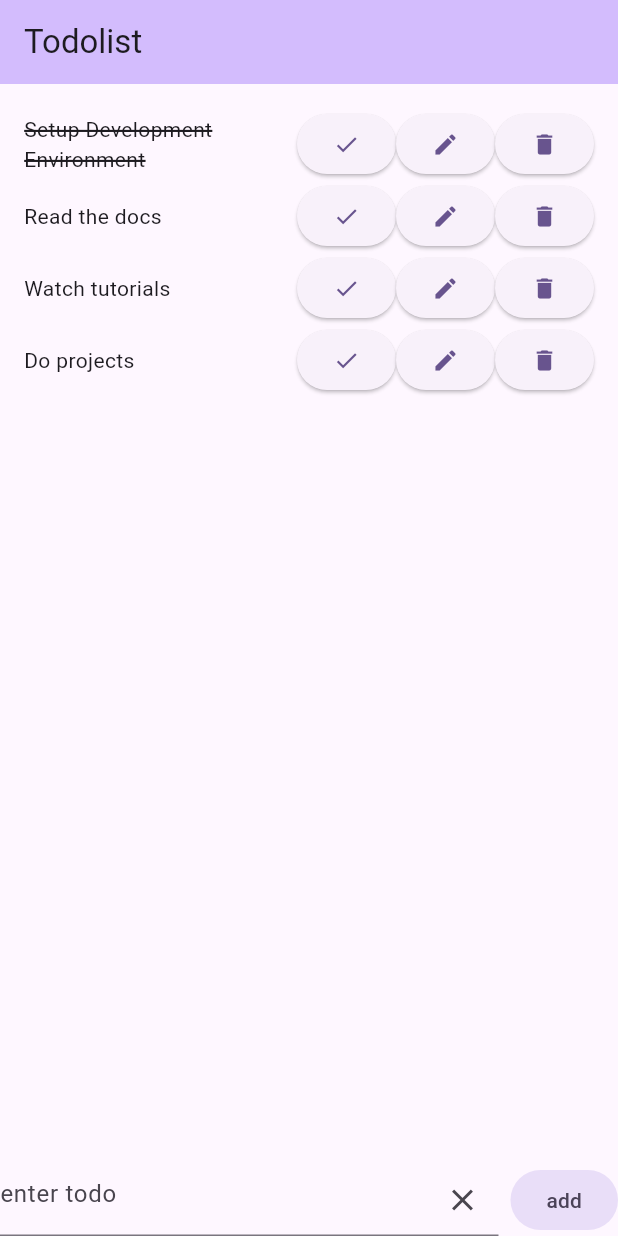
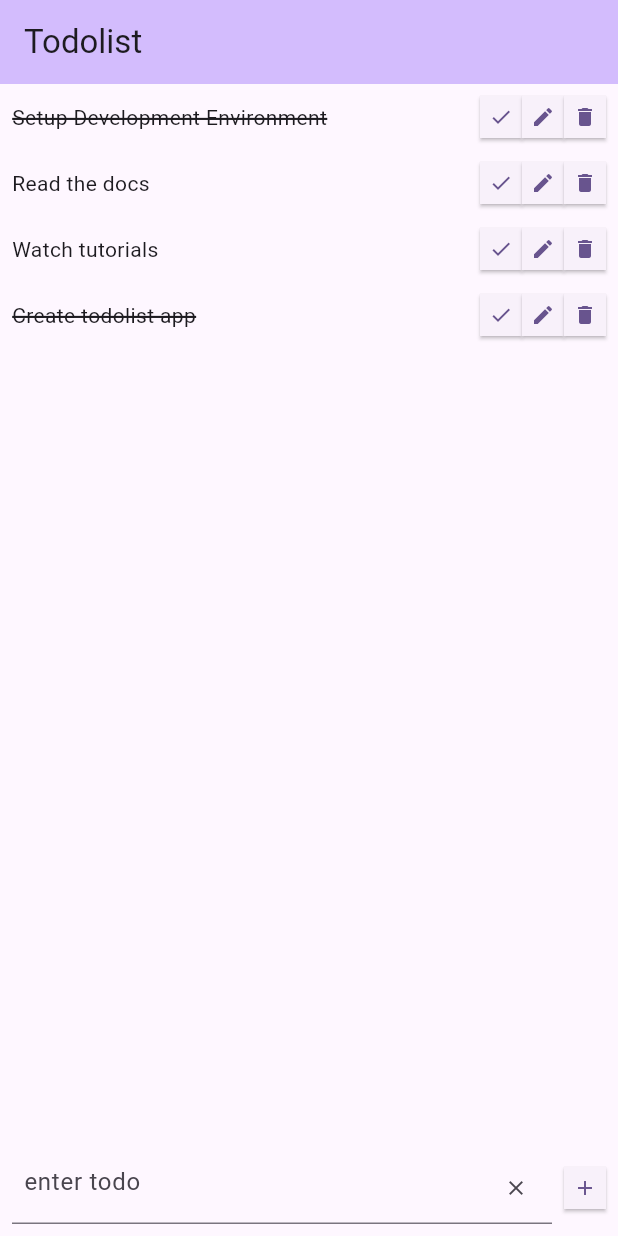
Before and after one commit to minhhoccode111/flutter-practice, a Flutter app: the screen it shows after launch, on a phone screen of 412 x 824 dp. Run offline on Flutter 3.47's test engine with Material 3 defaults, Android fonts, the phone set to English and light mode, and no system bars.

Commit message:
todolist: improve ui, improve reusability, fix overflow view

```diff
--- a/chore/todolist/lib/main.dart
+++ b/chore/todolist/lib/main.dart
@@ -2,7 +2,7 @@ import 'package:flutter/material.dart';
 
 /*
 
-what's next:
+sub-problems:
 - [x] init project with Todo shape
 - [x] render the todos list, differentiate between done and not done
 - [x] ui bottom input and submit button
@@ -14,7 +14,9 @@ what's next:
 - [x] ui button edit todo title
 - [x] edit todo title functionality
 - [x] add input fields validation
-- [ ] make the ui look okay
+- [x] make the ui look okay
+- [x] fix overflow screen bug with SingleChildScrollView(
+- [x] reusability with smallButton Widget
 
 */
 
@@ -71,7 +73,7 @@ class _MyHomePageState extends State<MyHomePage> {
     Todo("Setup Development Environment", isDone: true),
     Todo("Read the docs"),
     Todo("Watch tutorials"),
-    Todo("Do projects"),
+    Todo("Create todolist app", isDone: true),
   ];
 
   var editIndex = -1;
@@ -80,7 +82,7 @@ class _MyHomePageState extends State<MyHomePage> {
     final text = controllerAdd.text.trim();
     if (text.isEmpty) return;
     setState(() {
-      _todos = [..._todos, Todo(text)];
+      _todos = [Todo(text), ..._todos];
     });
     controllerAdd.clear();
   }
@@ -130,6 +132,21 @@ class _MyHomePageState extends State<MyHomePage> {
     });
   }
 
+  Widget smallButton(VoidCallback onPressed, IconData icon) {
+    return SizedBox(
+      width: 28,
+      height: 28,
+      child: ElevatedButton(
+        onPressed: onPressed,
+        style: ElevatedButton.styleFrom(
+          padding: EdgeInsets.zero,
+          shape: RoundedRectangleBorder(borderRadius: BorderRadius.zero),
+        ),
+        child: Icon(icon, size: 16),
+      ),
+    );
+  }
+
   @override
   Widget build(BuildContext context) {
     return Scaffold(
@@ -137,96 +154,87 @@ class _MyHomePageState extends State<MyHomePage> {
         backgroundColor: Theme.of(context).colorScheme.inversePrimary,
         title: Text(widget.title),
       ),
-      body: Container(
-        padding: EdgeInsets.all(16),
+      body: SingleChildScrollView(
         child: Column(
           children: [
             ListView.builder(
               shrinkWrap: true,
+              physics: NeverScrollableScrollPhysics(),
               itemCount: _todos.length,
               itemBuilder: (context, index) {
                 final item = _todos[index];
                 if (index == editIndex) {
-                  return Row(
+                  return Padding(
+                    padding: const EdgeInsets.all(8.0),
+                    child: Row(
                       children: [
                         Expanded(
                           child: TextField(
                             controller: controllerEdit,
                             decoration: InputDecoration(
                               hintText: "edit todo",
+                              isDense: true,
+                              contentPadding: EdgeInsets.symmetric(
+                                vertical: 8,
+                                horizontal: 8,
+                              ),
                               suffixIcon: IconButton(
-                              onPressed: () => controllerAdd.clear(),
-                              icon: const Icon(Icons.clear),
+                                onPressed: () => controllerEdit.clear(),
+                                icon: const Icon(Icons.clear, size: 16),
                               ),
                             ),
                             onSubmitted: (_) => _saveEdit(),
                           ),
                         ),
-                      ElevatedButton(
-                        onPressed: () {
-                          _saveEdit();
-                        },
-                        child: Icon(Icons.save),
+                        smallButton(() => _saveEdit(), Icons.save),
+                        smallButton(() => _cancelEdit(), Icons.cancel),
+                      ],
                     ),
-                      ElevatedButton(
-                        onPressed: () {
-                          _cancelEdit();
-                        },
-                        child: Icon(Icons.cancel),
-                      ),
-                    ],
                   );
                 }
 
-                return Row(
+                return Padding(
+                  padding: const EdgeInsets.all(8.0),
+                  child: Row(
                     children: [
                       Expanded(child: item.buildTodo(context)),
-                    ElevatedButton(
-                      onPressed: () {
-                        _toggleDoneTodo(index);
-                      },
-                      child: Icon(Icons.check),
+                      smallButton(() => _toggleDoneTodo(index), Icons.check),
+                      smallButton(() => _startEdit(index), Icons.edit),
+                      smallButton(() => _deleteTodo(index), Icons.delete),
+                    ],
                   ),
-                    ElevatedButton(
-                      onPressed: () {
-                        _startEdit(index);
-                      },
-                      child: Icon(Icons.edit),
-                    ),
-                    ElevatedButton(
-                      onPressed: () {
-                        _deleteTodo(index);
-                      },
-                      child: Icon(Icons.delete),
-                    ),
-                  ],
                 );
               },
             ),
           ],
         ),
       ),
-      bottomNavigationBar: Row(
+      bottomNavigationBar: Padding(
+        padding: const EdgeInsets.all(8.0),
+        child: Row(
           children: [
             Expanded(
               child: TextField(
                 controller: controllerAdd,
                 decoration: InputDecoration(
                   hintText: "enter todo",
+                  isDense: true,
+                  contentPadding: EdgeInsets.symmetric(
+                    vertical: 8,
+                    horizontal: 8,
+                  ),
                   suffixIcon: IconButton(
                     onPressed: () => controllerAdd.clear(),
-                  icon: const Icon(Icons.clear),
+                    icon: const Icon(Icons.clear, size: 16),
                   ),
                 ),
                 onSubmitted: (_) => _newTodo(),
               ),
             ),
             const SizedBox(width: 8),
-          FilledButton.tonal(
-            onPressed: () => _newTodo(),
-            child: const Text("add"),
+            smallButton(() => _newTodo(), Icons.add),
+          ],
         ),
-        ],
       ),
     );
   }
```
Also changed, not shown: 1 other file. Lines whose indentation alone changed are shown as unchanged.
